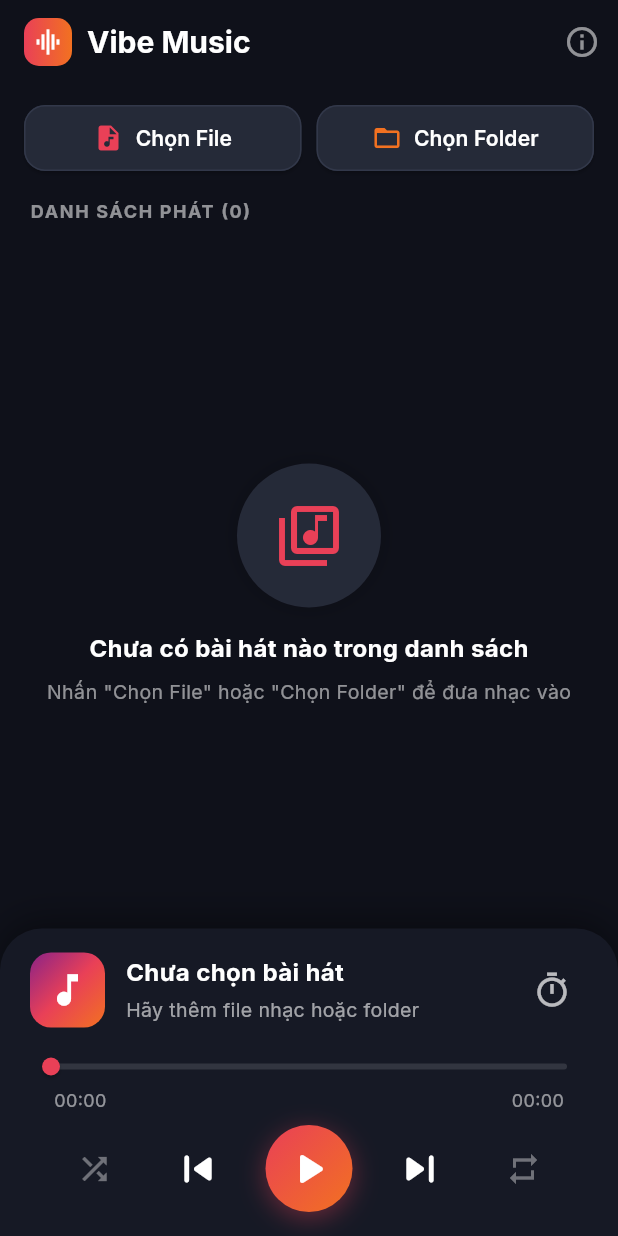
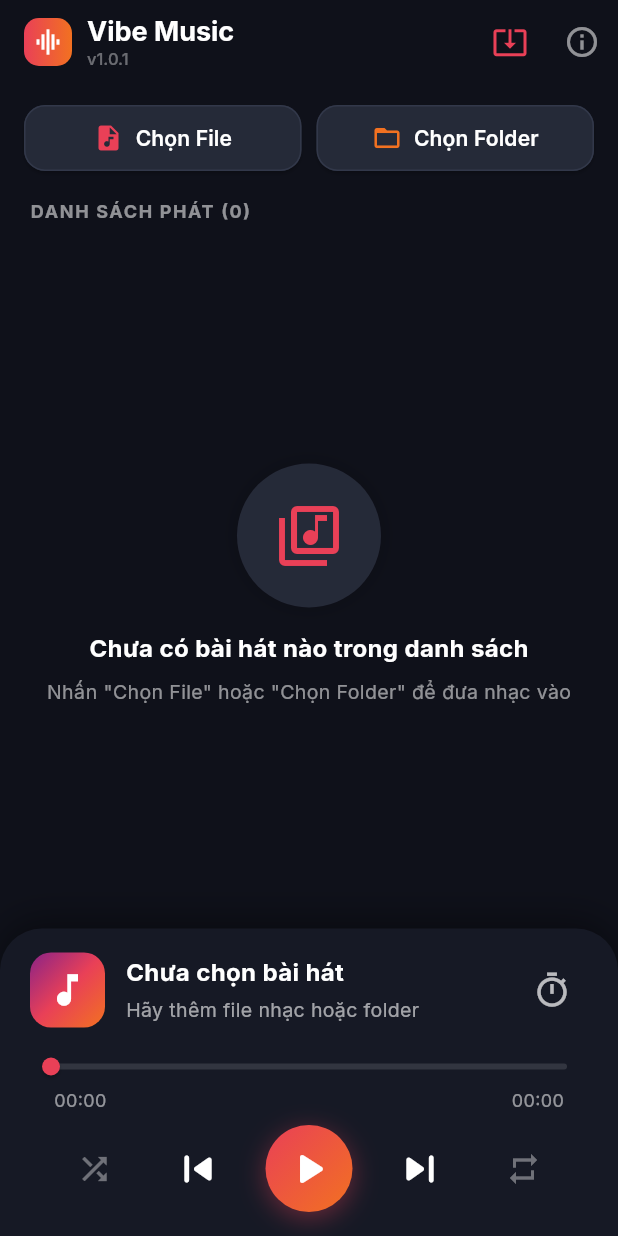
Before and after one commit to pmduc97/node24_repo, a Flutter app: the screen it shows after launch, after a tap on "Chọn File", on a phone screen of 412 x 824 dp. Run offline on Flutter 3.47's test engine with Material 3 defaults, Android fonts, the phone set to English and light mode, and no system bars; our stand-ins replace audio_service, file_picker, google_fonts, just_audio, open_filex, permission_handler; network calls fail.

Commit message:
feat: strict audio file filtering (audio/*) & in-app auto update system v1.0.1

```diff
--- a/lib/main.dart
+++ b/lib/main.dart
@@ -3,8 +3,10 @@ import 'package:flutter/services.dart';
 import 'package:provider/provider.dart';
 import 'package:google_fonts/google_fonts.dart';
 import 'services/audio_player_service.dart';
+import 'services/update_service.dart';
 import 'widgets/playlist_view.dart';
 import 'widgets/player_controls.dart';
+import 'widgets/update_dialog.dart';
 
 void main() {
   WidgetsFlutterBinding.ensureInitialized();
@@ -54,8 +56,53 @@ class VibeMusicApp extends StatelessWidget {
   }
 }
 
-class MusicPlayerHomeScreen extends StatelessWidget {
+class MusicPlayerHomeScreen extends StatefulWidget {
   const MusicPlayerHomeScreen({super.key});
+
+  @override
+  State<MusicPlayerHomeScreen> createState() => _MusicPlayerHomeScreenState();
+}
+
+class _MusicPlayerHomeScreenState extends State<MusicPlayerHomeScreen> {
+  @override
+  void initState() {
+    super.initState();
+    // Auto check update silently 3 seconds after app launch
+    Future.delayed(const Duration(seconds: 3), () {
+      if (mounted) {
+        _checkForUpdate(silent: true);
+      }
+    });
+  }
+
+  Future<void> _checkForUpdate({bool silent = false}) async {
+    if (!silent && mounted) {
+      ScaffoldMessenger.of(context).showSnackBar(
+        const SnackBar(
+          content: Text('Đang kiểm tra bản cập nhật...'),
+          duration: Duration(seconds: 2),
+        ),
+      );
+    }
+
+    final updateInfo = await UpdateService.checkForUpdate();
+    if (!mounted) return;
+
+    if (updateInfo != null) {
+      showDialog(
+        context: context,
+        builder: (ctx) => UpdateDialog(updateInfo: updateInfo),
+      );
+    } else if (!silent) {
+      ScaffoldMessenger.of(context).showSnackBar(
+        SnackBar(
+          content: Text('Phiên bản v${UpdateService.currentVersion} đang là mới nhất!'),
+          backgroundColor: const Color(0xFF2E7D32),
+          duration: const Duration(seconds: 2),
+        ),
+      );
+    }
+  }
 
   @override
   Widget build(BuildContext context) {
@@ -76,31 +123,63 @@ class MusicPlayerHomeScreen extends StatelessWidget {
               child: const Icon(Icons.graphic_eq, color: Colors.white, size: 20),
             ),
             const SizedBox(width: 10),
+            Column(
+              crossAxisAlignment: CrossAxisAlignment.start,
+              children: [
                 const Text(
                   'Vibe Music',
                   style: TextStyle(
                     color: Colors.white,
                     fontWeight: FontWeight.bold,
-                fontSize: 20,
+                    fontSize: 18,
+                  ),
+                ),
+                Text(
+                  'v${UpdateService.currentVersion}',
+                  style: const TextStyle(
+                    color: Colors.white38,
+                    fontSize: 11,
+                    fontWeight: FontWeight.w500,
                   ),
                 ),
               ],
             ),
+          ],
+        ),
         actions: [
+          // Check for update button
+          IconButton(
+            icon: const Icon(Icons.system_update_alt, color: Color(0xFFE94057)),
+            tooltip: 'Kiểm tra cập nhật',
+            onPressed: () => _checkForUpdate(silent: false),
+          ),
           IconButton(
             icon: const Icon(Icons.info_outline, color: Colors.white54),
             onPressed: () {
               showAboutDialog(
                 context: context,
                 applicationName: 'Vibe Music Player',
-                applicationVersion: '1.0.0',
+                applicationVersion: 'v${UpdateService.currentVersion}',
                 applicationIcon: const Icon(
                   Icons.music_note,
                   color: Color(0xFFE94057),
                   size: 36,
                 ),
-                children: const [
-                  Text('Ứng dụng nghe nhạc Offline cho Android.\nNhẹ nhàng, nhanh chóng và mượt mà.'),
+                children: [
+                  const Text('Ứng dụng nghe nhạc Offline cho Android.\nNhẹ nhàng, mượt mà và tự động cập nhật.'),
+                  const SizedBox(height: 12),
+                  ElevatedButton.icon(
+                    style: ElevatedButton.styleFrom(
+                      backgroundColor: const Color(0xFFE94057),
+                      foregroundColor: Colors.white,
+                    ),
+                    icon: const Icon(Icons.refresh, size: 18),
+                    label: const Text('Kiểm Tra Cập Nhật'),
+                    onPressed: () {
+                      Navigator.of(context).pop();
+                      _checkForUpdate(silent: false);
+                    },
+                  ),
                 ],
               );
             },
--- a/lib/services/audio_player_service.dart
+++ b/lib/services/audio_player_service.dart
@@ -129,6 +129,18 @@ class AudioPlayerService extends ChangeNotifier {
   Timer? _sleepTimer;
   int _remainingTimerSeconds = 0;
 
+  static const Set<String> _audioExtensions = {
+    '.mp3',
+    '.m4a',
+    '.wav',
+    '.flac',
+    '.aac',
+    '.ogg',
+    '.opus',
+    '.wma',
+    '.amr'
+  };
+
   AudioPlayer get _activePlayer => _handler?.player ?? _fallbackPlayer;
 
   // ── Getters ──────────────────────────────────
@@ -221,16 +233,16 @@ class AudioPlayerService extends ChangeNotifier {
     return true;
   }
 
-  // ── File Picking (Async non-blocking) ─────────
+  // ── File Picking (STRICT Audio Filter audio/*) ──
   Future<int> pickFiles() async {
     await requestStoragePermission();
     _isScanning = true;
     notifyListeners();
 
     try {
+      // Use FileType.audio to force Android SAF system picker to hide non-audio files
       FilePickerResult? result = await FilePicker.platform.pickFiles(
-        type: FileType.custom,
-        allowedExtensions: ['mp3', 'm4a', 'wav', 'flac', 'aac', 'ogg'],
+        type: FileType.audio,
         allowMultiple: true,
       );
 
@@ -239,9 +251,12 @@ class AudioPlayerService extends ChangeNotifier {
         final existingPaths = _playlist.map((s) => s.path).toSet();
         for (String? path in result.paths) {
           if (path != null && !existingPaths.contains(path)) {
-            _playlist.add(SongModel.fromFilePath(path));
-            existingPaths.add(path);
-            addedCount++;
+            final lower = path.toLowerCase();
+            if (_audioExtensions.any((ext) => lower.endsWith(ext))) {
+              _playlist.add(SongModel.fromFilePath(path));
+              existingPaths.add(path);
+              addedCount++;
+            }
           }
         }
         if (_currentIndex == -1 && _playlist.isNotEmpty) _currentIndex = 0;
@@ -254,7 +269,7 @@ class AudioPlayerService extends ChangeNotifier {
     return 0;
   }
 
-  // ── Folder Scanning (Async stream, 0 UI freeze) ──
+  // ── Folder Scanning (STRICT Audio Filter & Stream) ──
   Future<int> pickFolder() async {
     await requestStoragePermission();
     String? selectedDirectory = await FilePicker.platform.getDirectoryPath();
@@ -266,15 +281,13 @@ class AudioPlayerService extends ChangeNotifier {
     int addedCount = 0;
     try {
       final dir = Directory(selectedDirectory);
-      const audioExtensions = ['.mp3', '.m4a', '.wav', '.flac', '.aac', '.ogg'];
       final existingPaths = _playlist.map((s) => s.path).toSet();
 
-      // Use async Stream listing (non-blocking vs listSync)
       await for (final entity in dir.list(recursive: true, followLinks: false)) {
         if (entity is File) {
           final path = entity.path;
           final lower = path.toLowerCase();
-          if (audioExtensions.any((ext) => lower.endsWith(ext))) {
+          if (_audioExtensions.any((ext) => lower.endsWith(ext))) {
             if (!existingPaths.contains(path)) {
               _playlist.add(SongModel.fromFilePath(path));
               existingPaths.add(path);
@@ -297,7 +310,6 @@ class AudioPlayerService extends ChangeNotifier {
   Future<void> playAtIndex(int index) async {
     if (index < 0 || index >= _playlist.length) return;
     _currentIndex = index;
-    // Update UI instantly on tap
     notifyListeners();
 
     final song = _playlist[_currentIndex];
--- /dev/null
+++ b/lib/services/update_service.dart
@@ -0,0 +1,110 @@
+import 'dart:convert';
+import 'dart:io';
+import 'package:flutter/material.dart';
+import 'package:http/http.dart' as http;
+import 'package:open_filex/open_filex.dart';
+import 'package:path_provider/path_provider.dart';
+
+class UpdateInfo {
+  final String version;
+  final int versionCode;
+  final String releaseNotes;
+  final String apkUrl;
+
+  UpdateInfo({
+    required this.version,
+    required this.versionCode,
+    required this.releaseNotes,
+    required this.apkUrl,
+  });
+
+  factory UpdateInfo.fromJson(Map<String, dynamic> json) {
+    return UpdateInfo(
+      version: json['version'] as String? ?? '1.0.0',
+      versionCode: json['versionCode'] as int? ?? 1,
+      releaseNotes: json['releaseNotes'] as String? ?? '',
+      apkUrl: json['apkUrl'] as String? ?? '',
+    );
+  }
+}
+
+class UpdateService {
+  static const String currentVersion = '1.0.1';
+  static const int currentVersionCode = 2;
+  static const String versionCheckUrl =
+      'https://raw.githubusercontent.com/pmduc97/node24_repo/my_music_app/releases/version.json';
+
+  static Future<UpdateInfo?> checkForUpdate() async {
+    try {
+      final response = await http
+          .get(Uri.parse('$versionCheckUrl?t=${DateTime.now().millisecondsSinceEpoch}'))
+          .timeout(const Duration(seconds: 10));
+
+      if (response.statusCode == 200) {
+        final Map<String, dynamic> data = json.decode(response.body);
+        final info = UpdateInfo.fromJson(data);
+
+        if (info.versionCode > currentVersionCode) {
+          return info;
+        }
+      }
+    } catch (e) {
+      debugPrint('Check update error: $e');
+    }
+    return null;
+  }
+
+  static Future<void> downloadAndInstallApk({
+    required String apkUrl,
+    required Function(double progress) onProgress,
+    required Function(String error) onError,
+    required VoidCallback onSuccess,
+  }) async {
+    try {
+      final request = http.Request('GET', Uri.parse(apkUrl));
+      final response = await http.Client().send(request);
+
+      if (response.statusCode != 200) {
+        onError('Không thể tải file APK (Mã lỗi ${response.statusCode})');
+        return;
+      }
+
+      final contentLength = response.contentLength ?? 0;
+      final tempDir = await getTemporaryDirectory();
+      final filePath = '${tempDir.path}/VibeMusic_update.apk';
+      final file = File(filePath);
+
+      int bytesDownloaded = 0;
+      final sink = file.openWrite();
+
+      await response.stream.listen(
+        (chunk) {
+          bytesDownloaded += chunk.length;
+          sink.add(chunk);
+
+          if (contentLength > 0) {
+            final progress = bytesDownloaded / contentLength;
+            onProgress(progress);
+          }
+        },
+        onDone: () async {
+          await sink.flush();
+          await sink.close();
+          onSuccess();
+
+          final result = await OpenFilex.open(filePath);
+          if (result.type != ResultType.done) {
+            onError('Mở file cài đặt thất bại: ${result.message}');
+          }
+        },
+        onError: (e) async {
+          await sink.close();
+          onError('Lỗi khi tải file: $e');
+        },
+        cancelOnError: true,
+      );
+    } catch (e) {
+      onError('Lỗi không xác định: $e');
+    }
+  }
+}
--- a/pubspec.yaml
+++ b/pubspec.yaml
@@ -1,7 +1,7 @@
 name: vibe_music_player
 description: A lightweight, beautiful Android Music Player built with Flutter.
 publish_to: 'none'
-version: 1.0.0+1
+version: 1.0.1+2
 
 environment:
   sdk: '>=3.0.0 <4.0.0'
@@ -16,6 +16,9 @@ dependencies:
   provider: ^6.1.2
   google_fonts: ^6.1.0
   cupertino_icons: ^1.0.6
+  http: ^1.2.0
+  path_provider: ^2.1.2
+  open_filex: ^4.5.0
 
 dev_dependencies:
   flutter_test:
--- /dev/null
+++ b/releases/version.json
@@ -0,0 +1,6 @@
+{
+  "version": "1.0.1",
+  "versionCode": 2,
+  "releaseNotes": "1. Fix lọc duy nhất file âm thanh (MP3, M4A, WAV, FLAC, AAC, OGG) khi chọn File/Folder.\n2. Thêm tính năng Tự động kiểm tra & Cập nhật ứng dụng trực tiếp trong app.",
+  "apkUrl": "https://raw.githubusercontent.com/pmduc97/node24_repo/my_music_app/releases/VibeMusicApp.apk"
+}
```
Also changed, not shown: lib/widgets/update_dialog.dart (added, +159 -0 lines), 2 other files. Lines whose indentation alone changed are shown as unchanged.
